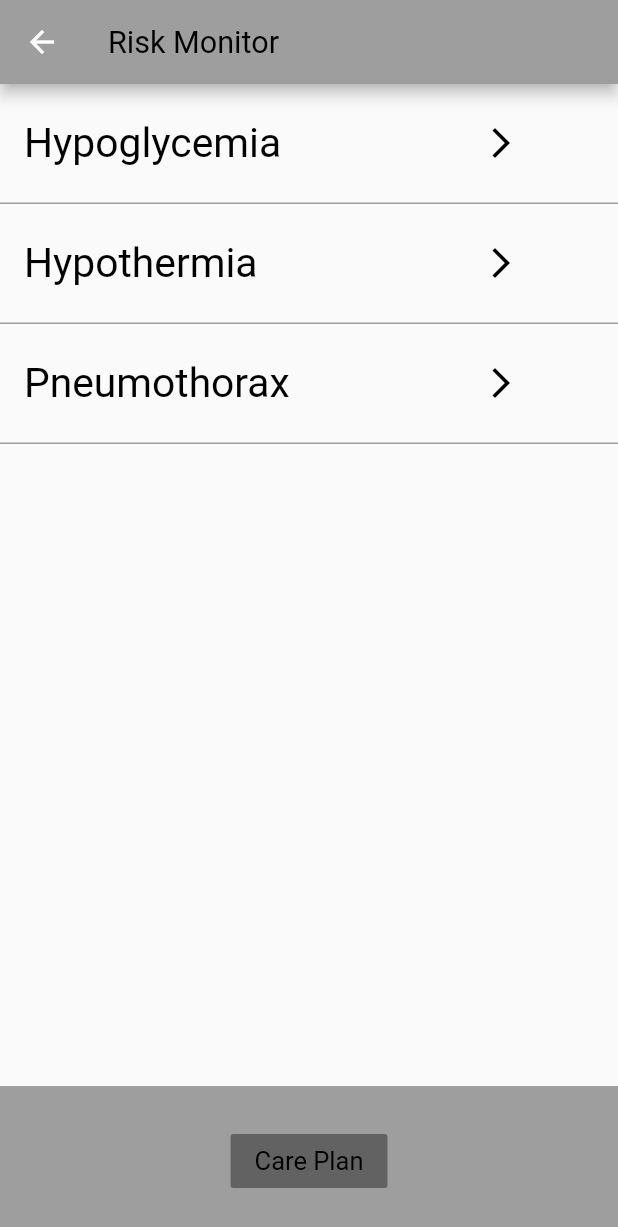
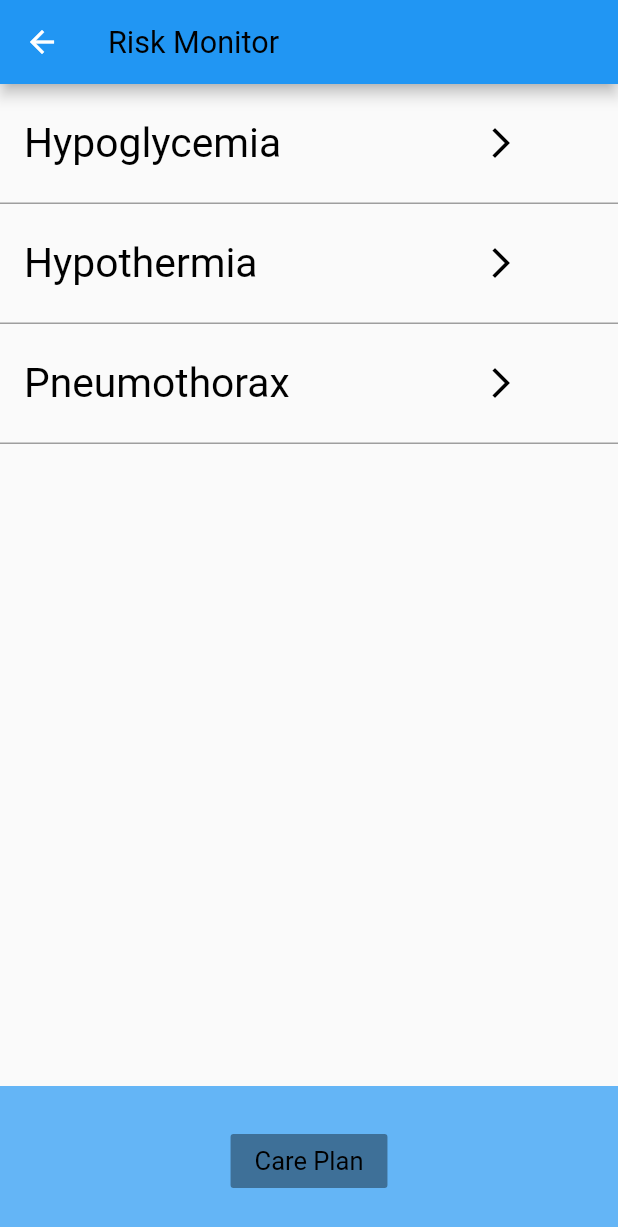
Before and after one commit to zhangshu1/flutter_app_2, a Flutter app: the screen it shows after launch, after a tap on "Risk Monitor", on a phone screen of 412 x 824 dp. Shown: the top 1227 px of the screen. Run offline on Flutter 3.47's test engine with Material 2 defaults, Android fonts, the phone set to English and light mode, and no system bars.

Commit message:
Add expansion tile example for future use, finish risk history page

```diff
--- a/lib/ActivityMonitor.dart
+++ b/lib/ActivityMonitor.dart
@@ -10,7 +10,6 @@ class ActivityMonitor extends StatelessWidget{
   Widget build(BuildContext context) {
     return new Scaffold(
       appBar: new AppBar(
-        backgroundColor: Colors.grey,
         title: new Text('Activity Monitor'),
         actions: <Widget>[
           new Container(
--- /dev/null
+++ b/lib/Demo/ExpansionTileDemo.dart
@@ -0,0 +1,89 @@
+import 'package:flutter/material.dart';
+
+class ExpansionTileSample extends StatelessWidget {
+  @override
+  Widget build(BuildContext context) {
+    return new MaterialApp(
+      home: new Scaffold(
+        appBar: new AppBar(
+          title: const Text('ExpansionTile'),
+        ),
+        body: new ListView.builder(
+          itemBuilder: (BuildContext context, int index) => new EntryItem(data[index]),
+          itemCount: data.length,
+        ),
+      ),
+    );
+  }
+}
+
+// One entry in the multilevel list displayed by this app.
+class Entry {
+  Entry(this.title, [this.children = const <Entry>[]]);
+  final String title;
+  final List<Entry> children;
+}
+
+// The entire multilevel list displayed by this app.
+final List<Entry> data = <Entry>[
+  new Entry('Chapter A',
+    <Entry>[
+      new Entry('Section A0',
+        <Entry>[
+          new Entry('Item A0.1'),
+          new Entry('Item A0.2'),
+          new Entry('Item A0.3'),
+        ],
+      ),
+      new Entry('Section A1'),
+      new Entry('Section A2'),
+    ],
+  ),
+  new Entry('Chapter B',
+    <Entry>[
+      new Entry('Section B0'),
+      new Entry('Section B1'),
+    ],
+  ),
+  new Entry('Chapter C',
+    <Entry>[
+      new Entry('Section C0'),
+      new Entry('Section C1'),
+      new Entry('Section C2',
+        <Entry>[
+          new Entry('Item C2.0'),
+          new Entry('Item C2.1'),
+          new Entry('Item C2.2'),
+          new Entry('Item C2.3'),
+        ],
+      ),
+    ],
+  ),
+];
+
+// Displays one Entry. If the entry has children then it's displayed
+// with an ExpansionTile.
+class EntryItem extends StatelessWidget {
+  const EntryItem(this.entry);
+
+  final Entry entry;
+
+  Widget _buildTiles(Entry root) {
+    if (root.children.isEmpty)
+      return new ListTile(title: new Text(root.title));
+    return new ExpansionTile(
+      key: new PageStorageKey<Entry>(root),
+      title: new Text(root.title),
+      children: root.children.map(_buildTiles).toList(),
+    );
+  }
+
+  @override
+  Widget build(BuildContext context) {
+    return _buildTiles(entry);
+  }
+}
+
+void main() {
+  runApp(new ExpansionTileSample());
+}
--- a/lib/main.dart
+++ b/lib/main.dart
@@ -29,7 +29,6 @@ class MenuPage extends StatelessWidget {
     // Scaffold is a layout for the major Material Design widgets.
     return new Scaffold(
         appBar: new AppBar(
-          backgroundColor: Colors.grey,
           leading: new IconButton(
             icon: new Icon(Icons.menu),
             tooltip: 'Navigation menu',
@@ -55,7 +54,6 @@ class MenuPage extends StatelessWidget {
                       margin: new EdgeInsets.only(bottom: 1.0),
                       height: 50.0,
                       child: new RaisedButton(
-                          color: Colors.grey[200],
                           child: new Text("Current State", style: new TextStyle(color: Colors.black, fontSize: 20.0)),
                           onPressed: (){Navigator.of(context).pushNamed("/CurrentStatePage");}
                       )
@@ -64,7 +62,6 @@ class MenuPage extends StatelessWidget {
                     margin: new EdgeInsets.only(bottom: 1.0),
                     height: 50.0,
                     child: new RaisedButton(
-                      color: Colors.grey[200],
                       child: new Text("Risk Monitor", style: new TextStyle(color: Colors.black, fontSize: 20.0)),
                       onPressed: (){Navigator.of(context).pushNamed("/RiskMonitor");},
                     ),
@@ -73,7 +70,6 @@ class MenuPage extends StatelessWidget {
                     margin: new EdgeInsets.only(bottom: 1.0),
                     height: 50.0,
                     child: new RaisedButton(
-                        color: Colors.grey[200],
                         child: new Text("Activity Monitor", style: new TextStyle(color: Colors.black, fontSize: 20.0)),
                         onPressed: (){Navigator.of(context).pushNamed("/ActivityMonitor");}
                     ),
@@ -82,7 +78,6 @@ class MenuPage extends StatelessWidget {
                     margin: new EdgeInsets.only(bottom: 1.0),
                     height: 50.0,
                     child: new RaisedButton(
-                        color: Colors.grey[200],
                         child: new Text("Risk History", style: new TextStyle(color: Colors.black, fontSize: 20.0)),
                         onPressed: (){Navigator.of(context).pushNamed("/RiskHistory");}
 //                        onPressed: riskHistoryMenu
@@ -92,7 +87,6 @@ class MenuPage extends StatelessWidget {
                     margin: new EdgeInsets.only(bottom: 1.0),
                     height: 50.0,
                     child: new RaisedButton(
-                        color: Colors.grey[200],
                         child: new Text("Lab Work", style: new TextStyle(color: Colors.black, fontSize: 20.0)),
                         onPressed: (){Navigator.of(context).pushNamed("/LabWork");}
                     ),
@@ -101,7 +95,6 @@ class MenuPage extends StatelessWidget {
                     margin: new EdgeInsets.only(bottom: 1.0),
                     height: 50.0,
                     child: new RaisedButton(
-                        color: Colors.grey[200],
                         child: new Text("PSSAT Form", style: new TextStyle(color: Colors.black, fontSize: 20.0)),
                         onPressed: (){Navigator.of(context).pushNamed("/PSSATForm");}
                     ),
@@ -119,7 +112,6 @@ class CurrentStatePage extends StatelessWidget{
   Widget build(BuildContext context){
     return new Scaffold(
       appBar: new AppBar(
-        backgroundColor: Colors.grey,
         title: new Text('Current Status', textAlign: TextAlign.left, style: new TextStyle(color: Colors.black)),
         actions: <Widget>[
           new IconButton(
@@ -174,7 +166,6 @@ class RiskHistory extends StatelessWidget{
   Widget build(BuildContext context){
     return new Scaffold(
       appBar: new AppBar(
-        backgroundColor: Colors.grey,
         title: new Text("Risk History", textAlign: TextAlign.left, style: new TextStyle(color: Colors.black)),
         actions: <Widget>[
           new IconButton(
@@ -193,7 +184,6 @@ class LabWork extends StatelessWidget{
   Widget build(BuildContext context){
     return new Scaffold(
       appBar: new AppBar(
-        backgroundColor: Colors.grey,
         title: new Text("Lab Work", textAlign: TextAlign.left, style: new TextStyle(color: Colors.black)),
         actions: <Widget>[
           new IconButton(
@@ -212,7 +202,6 @@ class PSSATForm extends StatelessWidget{
   Widget build(BuildContext context){
     return new Scaffold(
       appBar: new AppBar(
-        backgroundColor: Colors.grey,
         title: new Text("PSSAT Form", textAlign: TextAlign.left, style: new TextStyle(color: Colors.black)),
         actions: <Widget>[
           new IconButton(
--- a/lib/risk_monitor.dart
+++ b/lib/risk_monitor.dart
@@ -15,7 +15,6 @@ class RiskMonitor extends StatelessWidget {
           'Risk Monitor',
           style: Theme.of(context).textTheme.display1.copyWith(color: Colors.black), textScaleFactor: 0.6
         ),
-        backgroundColor: Colors.grey,
       ),
 
       body: new Column(
@@ -101,12 +100,12 @@ class RiskMonitor extends StatelessWidget {
       ),
 
     bottomNavigationBar: new Container(
-          color: Colors.grey,
+          color: Colors.blue[300],
           height: 100.0,
           alignment: Alignment.center,
             child: new RaisedButton(
               // COLOR NOT SHOWING
-                highlightColor: Colors.blueGrey,
+                highlightColor: Colors.blue,
                 onPressed: null,
                 child: new Text(
                     'Care Plan',
```
Also changed, not shown: lib/RiskHistory.dart (+41 -8 lines), lib/test.dart (deleted, +0 -70 lines).
